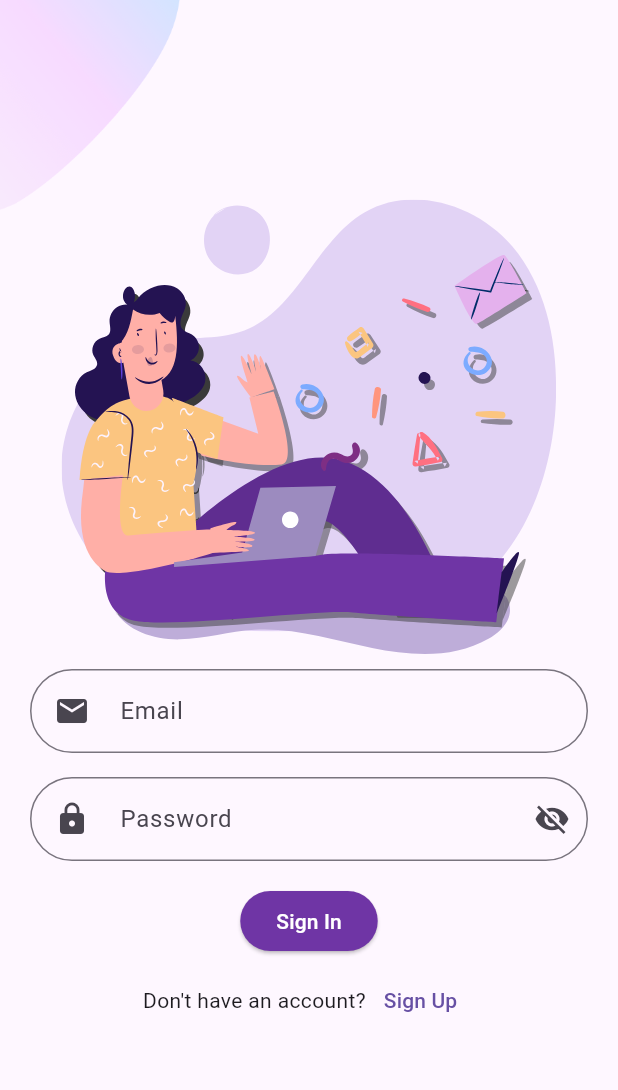
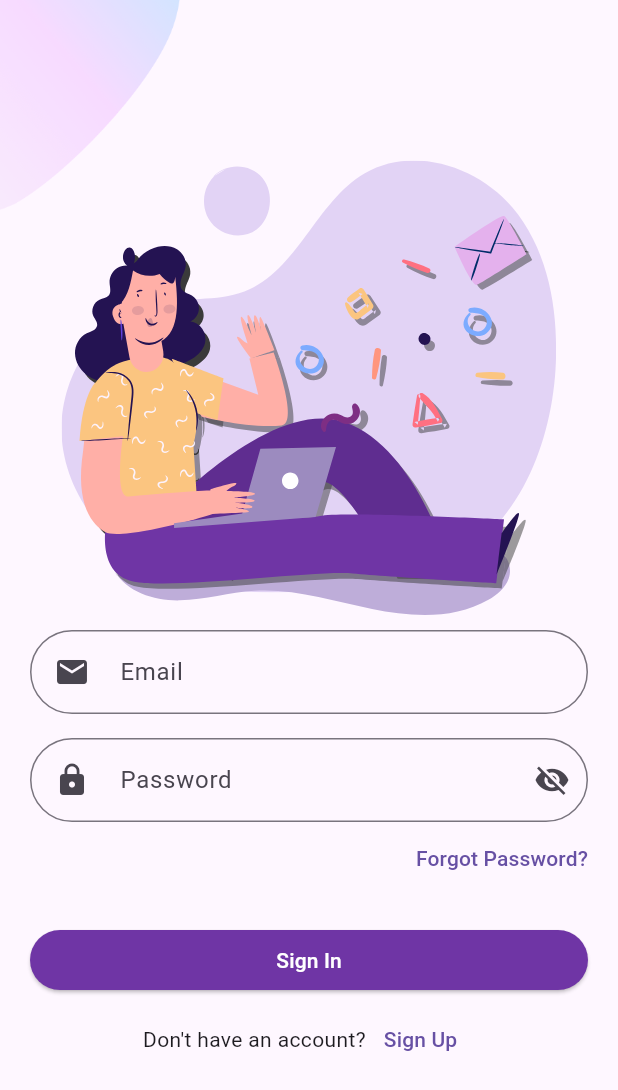
Before and after one commit to Muluken-Zewge/Collaborative-Todo-App-with-Chat-Functionality, a Flutter app: the screen it shows after launch, on a phone screen of 412 x 824 dp. Shown: the top 1090 px of the screen. Run offline on Flutter 3.47's test engine with Material 3 defaults, Android fonts, the phone set to English and light mode, and no system bars; our stand-ins replace bloc, cloud_firestore, dartz, equatable, firebase_auth, firebase_core and 2 more; accounts and stored records are empty.

Commit message:
Added reset password feature

```diff
--- a/lib/features/auth/data/datasources/auth_remote_data_source.dart
+++ b/lib/features/auth/data/datasources/auth_remote_data_source.dart
@@ -16,4 +16,6 @@ abstract class AuthRemoteDataSource {
   Future<AuthUserModel?> getCurrentUser();
 
   Future<void> signOut();
+
+  Future<void> resetPassword(String email);
 }
--- a/lib/features/auth/data/datasources/firebase_auth_remote_data_source.dart
+++ b/lib/features/auth/data/datasources/firebase_auth_remote_data_source.dart
@@ -81,4 +81,15 @@ class FirebaseAuthRemoteDataSource implements AuthRemoteDataSource {
   Future<void> signOut() async {
     await _firebaseAuth.signOut();
   }
+
+  @override
+  Future<void> resetPassword(String email) async {
+    try {
+      await _firebaseAuth.sendPasswordResetEmail(
+          email: email); // Send password reset email
+    } catch (e) {
+      throw Exception(
+          'Failed to send reset password email: $e'); // Throw error if sending fails
+    }
+  }
 }
--- a/lib/features/auth/domain/repositories/auth_repository.dart
+++ b/lib/features/auth/domain/repositories/auth_repository.dart
@@ -18,4 +18,6 @@ abstract class AuthRepository {
   Future<Option<AuthUser>> getCurrentUser();
 
   Future<Either<Failure, Unit>> signOut();
+
+  Future<Either<Failure, Unit>> resetPassword(String email);
 }
--- /dev/null
+++ b/lib/features/auth/domain/usecases/reset_password_usecase.dart
@@ -0,0 +1,15 @@
+// reset_password_usecase.dart
+
+import 'package:dartz/dartz.dart';
+import '../../../../core/error/failure.dart';
+import '../repositories/auth_repository.dart';
+
+class ResetPassword {
+  final AuthRepository repository;
+
+  ResetPassword(this.repository);
+
+  Future<Either<Failure, Unit>> call(String email) async {
+    return await repository.resetPassword(email);
+  }
+}
--- a/lib/features/auth/presentation/bloc/auth_bloc.dart
+++ b/lib/features/auth/presentation/bloc/auth_bloc.dart
@@ -1,6 +1,7 @@
 import 'package:bloc/bloc.dart';
 import 'package:collaborative_todo_app_with_chat_functionality/core/error/failure.dart';
 import 'package:collaborative_todo_app_with_chat_functionality/features/auth/domain/entities/auth_user.dart';
+import 'package:collaborative_todo_app_with_chat_functionality/features/auth/domain/usecases/reset_password_usecase.dart';
 import 'package:dartz/dartz.dart';
 import 'package:equatable/equatable.dart';
 
@@ -17,20 +18,17 @@ class AuthBloc extends Bloc<AuthEvent, AuthState> {
   final SignUp signUp;
   final SignOut signOutUseCase;
   final GetCurrentUser getCurrentUser;
+  final ResetPassword resetPassword;
 
-  AuthBloc(
-    this.signIn,
-    this.signUp,
-    this.signOutUseCase,
-    this.getCurrentUser,
-  ) : super(AuthInitial()) {
+  AuthBloc(this.signIn, this.signUp, this.signOutUseCase, this.getCurrentUser,
+      this.resetPassword)
+      : super(AuthInitial()) {
     on<SignInEvent>((event, emit) async {
       emit(SignInLoadingState());
       final Either<Failure, AuthUser> result = await signIn(
         email: event.email,
         password: event.password,
       );
-      print(result);
       result.fold(
         (failure) => emit(SignInFailureState(failure)),
         (user) => emit(SignInSuccessState(user)),
@@ -67,5 +65,15 @@ class AuthBloc extends Bloc<AuthEvent, AuthState> {
         (user) => emit(Authenticated(user)), // User found, emit Authenticated
       );
     });
+
+    on<ResetPasswordEvent>((event, emit) async {
+      final Either<Failure, Unit> result = await resetPassword(event.email);
+
+      result.fold(
+        (failure) => emit(const ResetPasswordFailureState(
+            'Failed to send reset password link')),
+        (_) => emit(ResetPasswordSuccessState()),
+      );
+    });
   }
 }
--- a/lib/features/auth/presentation/bloc/auth_event.dart
+++ b/lib/features/auth/presentation/bloc/auth_event.dart
@@ -12,9 +12,6 @@ class SignInEvent extends AuthEvent {
   final String password;
 
   const SignInEvent({required this.email, required this.password});
-
-  // @override
-  // List<Object?> get props => [email, password];
 }
 
 class SignUpEvent extends AuthEvent {
@@ -32,3 +29,9 @@ class SignUpEvent extends AuthEvent {
 class SignOutEvent extends AuthEvent {}
 
 class AuthCheckRequested extends AuthEvent {}
+
+class ResetPasswordEvent extends AuthEvent {
+  final String email;
+
+  const ResetPasswordEvent({required this.email});
+}
--- a/lib/features/auth/presentation/bloc/auth_state.dart
+++ b/lib/features/auth/presentation/bloc/auth_state.dart
@@ -54,3 +54,11 @@ class SignOutFailureState extends AuthState {
 
   const SignOutFailureState(this.failure);
 }
+
+class ResetPasswordSuccessState extends AuthState {}
+
+class ResetPasswordFailureState extends AuthState {
+  final String message;
+
+  const ResetPasswordFailureState(this.message);
+}
--- a/lib/features/auth/presentation/widgets/sign_in_form.dart
+++ b/lib/features/auth/presentation/widgets/sign_in_form.dart
@@ -1,6 +1,5 @@
 import 'package:collaborative_todo_app_with_chat_functionality/core/constants/constants.dart';
 import 'package:collaborative_todo_app_with_chat_functionality/features/auth/presentation/bloc/auth_bloc.dart';
-import 'package:collaborative_todo_app_with_chat_functionality/home.dart';
 import 'package:flutter/material.dart';
 import 'package:flutter_bloc/flutter_bloc.dart';
 
@@ -32,6 +31,7 @@ class _SignInFormState extends State<SignInForm> {
       child: Form(
         key: _formKey,
         child: Column(
+          crossAxisAlignment: CrossAxisAlignment.stretch,
           children: [
             TextFormField(
               controller: _emailController,
@@ -54,9 +54,10 @@ class _SignInFormState extends State<SignInForm> {
                 return null;
               },
             ),
-            Padding(
-              padding: const EdgeInsets.symmetric(vertical: defaultPadding),
-              child: TextFormField(
+            const SizedBox(
+              height: defaultPadding,
+            ),
+            TextFormField(
               controller: _passwordController,
               textInputAction: TextInputAction.done,
               obscureText: _isObscure,
@@ -69,9 +70,8 @@ class _SignInFormState extends State<SignInForm> {
                     onPressed: () => setState(() {
                           _isObscure = !_isObscure;
                         }),
-                      icon: Icon(_isObscure
-                          ? Icons.visibility_off
-                          : Icons.visibility)),
+                    icon: Icon(
+                        _isObscure ? Icons.visibility_off : Icons.visibility)),
                 border: OutlineInputBorder(
                   borderRadius: BorderRadius.circular(30),
                 ),
@@ -83,11 +83,22 @@ class _SignInFormState extends State<SignInForm> {
                 return null;
               },
             ),
+            Row(mainAxisAlignment: MainAxisAlignment.end, children: [
+              TextButton(
+                style: TextButton.styleFrom(padding: EdgeInsets.zero),
+                onPressed: () {
+                  Navigator.of(context).pushNamed('/reset-password');
+                },
+                child: const Text('Forgot Password?'),
+              ),
+            ]),
+            const SizedBox(
+              height: 20,
             ),
             BlocBuilder<AuthBloc, AuthState>(
               builder: (context, state) {
                 if (state is SignInLoadingState) {
-                  return const CircularProgressIndicator();
+                  return const Center(child: CircularProgressIndicator());
                 }
                 return ElevatedButton(
                   onPressed: () {
--- a/lib/features/auth/presentation/widgets/sign_up_form.dart
+++ b/lib/features/auth/presentation/widgets/sign_up_form.dart
@@ -32,6 +32,7 @@ class _SignUpFormState extends State<SignUpForm> {
       child: Form(
         key: _formKey,
         child: Column(
+          crossAxisAlignment: CrossAxisAlignment.stretch,
           children: [
             TextFormField(
               controller: _emailController,
@@ -108,7 +109,7 @@ class _SignUpFormState extends State<SignUpForm> {
             BlocBuilder<AuthBloc, AuthState>(
               builder: (context, state) {
                 if (state is SignUpLoadingState) {
-                  return const CircularProgressIndicator();
+                  return const Center(child: CircularProgressIndicator());
                 }
                 return ElevatedButton(
                   onPressed: () {
--- a/lib/home.dart
+++ b/lib/home.dart
@@ -12,7 +12,11 @@ class _HomeScreenState extends State<HomeScreen> {
   Widget build(BuildContext context) {
     return Scaffold(
       appBar: AppBar(
-        title: const Text('Home page'),
+        backgroundColor: Colors.deepPurple,
+        title: const Text(
+          'Home page',
+          style: TextStyle(color: Colors.white),
+        ),
       ),
     );
   }
--- a/lib/main.dart
+++ b/lib/main.dart
@@ -1,5 +1,6 @@
 import 'package:cloud_firestore/cloud_firestore.dart';
 import 'package:collaborative_todo_app_with_chat_functionality/features/auth/data/datasources/firebase_auth_remote_data_source.dart';
+import 'package:collaborative_todo_app_with_chat_functionality/features/auth/presentation/screens/reset_password_screen.dart';
 import 'package:collaborative_todo_app_with_chat_functionality/home.dart';
 import 'package:firebase_auth/firebase_auth.dart';
 import 'package:flutter/material.dart';
@@ -8,6 +9,7 @@ import 'package:flutter_bloc/flutter_bloc.dart';
 
 import 'features/auth/data/repositories/auth_repository_impl.dart';
 import 'features/auth/domain/usecases/get_current_user_usecase.dart';
+import 'features/auth/domain/usecases/reset_password_usecase.dart';
 import 'features/auth/domain/usecases/sign_in_usecase.dart';
 import 'features/auth/domain/usecases/sign_out_usecase.dart';
 import 'features/auth/domain/usecases/sign_up_usecase.dart';
@@ -42,6 +44,7 @@ class MyApp extends StatelessWidget {
         SignUp(authRepository),
         SignOut(authRepository),
         GetCurrentUser(authRepository),
+        ResetPassword(authRepository),
       )..add(AuthCheckRequested()), // Check authentication on app start
       child: MaterialApp(
         debugShowCheckedModeBanner: false,
@@ -50,6 +53,7 @@ class MyApp extends StatelessWidget {
           '/signin': (context) => const SignInScreen(),
           '/signup': (context) => const SignUpScreen(),
           '/home': (context) => const HomeScreen(),
+          '/reset-password': (context) => const ResetPasswordPage(),
         },
       ),
     );
```
Also changed, not shown: lib/features/auth/data/repositories/auth_repository_impl.dart (+11 -4 lines), lib/features/auth/presentation/screens/reset_password_screen.dart (added, +99 -0 lines). Lines whose indentation alone changed are shown as unchanged.
